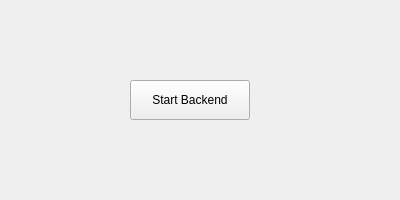
The window that ui_shell/mainwindow.ui (pka5667/parsemind-studio) describes before a commit, drawn with Qt 5.
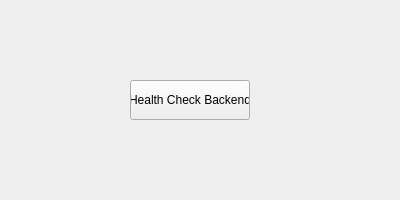
The same window after the commit.

Commit message: feat(ui): add ApiClient for centralized HTTP API communication

```diff
--- a/ui_shell/mainwindow.ui
+++ b/ui_shell/mainwindow.ui
@@ -24,7 +24,7 @@
      </rect>
     </property>
     <property name="text">
-     <string>Start Backend</string>
+     <string>Health Check Backend</string>
     </property>
    </widget>
   </widget>
```
The commit also changes 5 other files.
